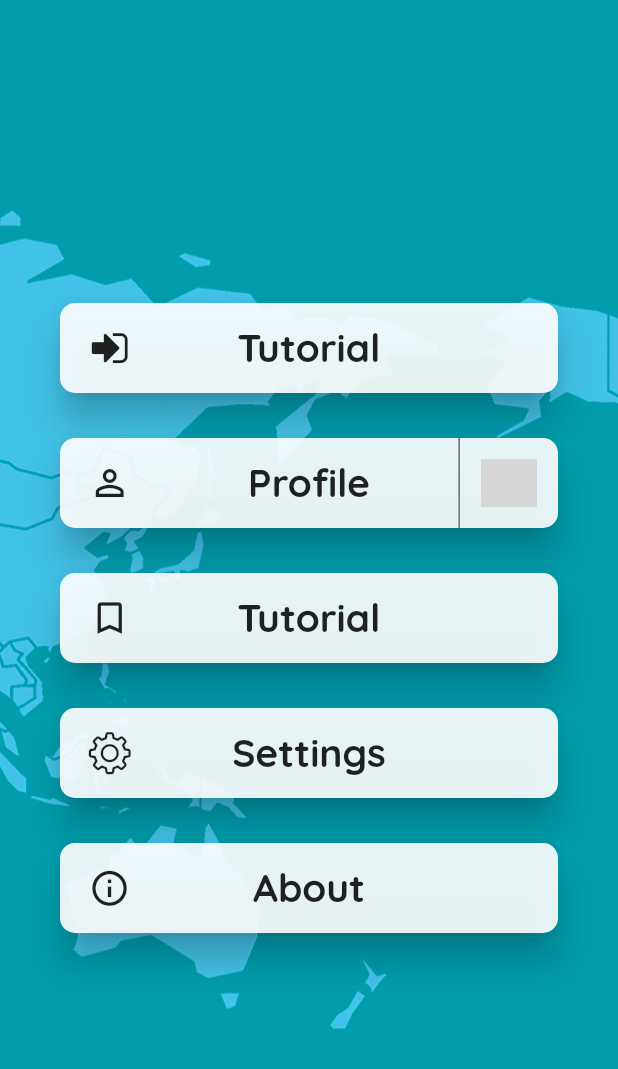
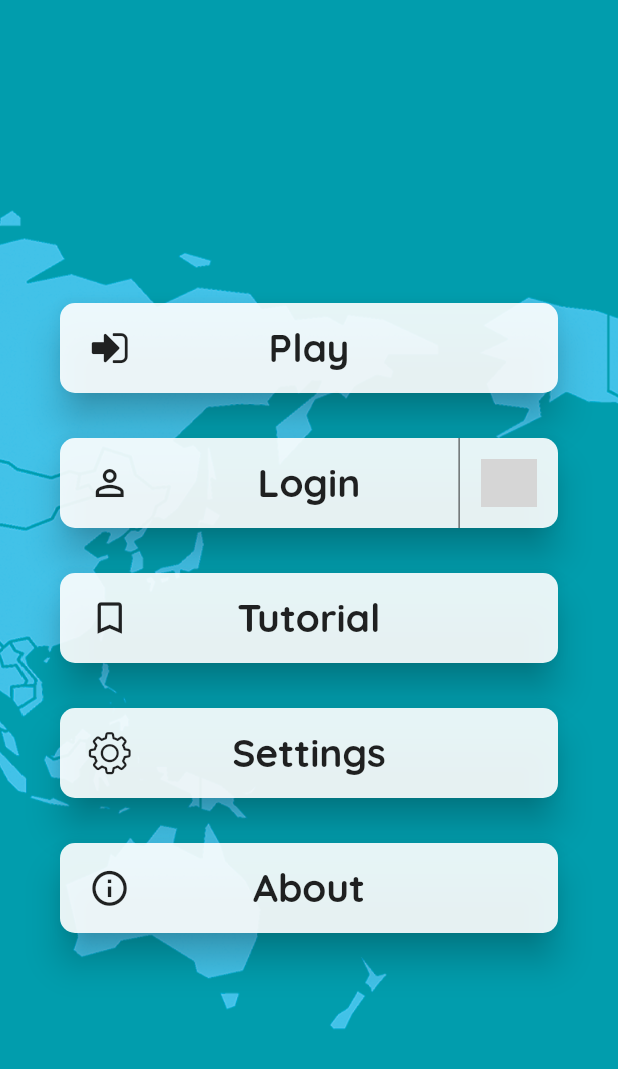
Before and after one commit to pdnminh99/flaguru, a Flutter app: the screen it shows after launch, on a phone screen of 412 x 824 dp. Shown: the top 1069 px of the screen. Run offline on Flutter 3.47's test engine with Material 2 defaults, Android fonts, the phone set to English and light mode, and no system bars; our stand-ins replace firebase_auth, flutter_spinkit, google_sign_in, shared_preferences, sqflite; missing offline and left inert: dart:ffi; accounts and stored records are empty; grey boxes are pictures that could not be loaded.

Commit message:
fixed some UI

```diff
--- a/lib/screens/menu_screen.dart
+++ b/lib/screens/menu_screen.dart
@@ -1,5 +1,4 @@
 import 'dart:async';
-import 'dart:math';
 
 import 'package:firebase_auth/firebase_auth.dart';
 import 'package:flaguru/models/Authenticator.dart';
@@ -83,19 +82,13 @@ class _MenuScreenState extends State<MenuScreen> with TickerProviderStateMixin {
 
   @override
   Widget build(BuildContext context) {
-    return AnimatedBuilder(
-      animation: btnFlyInController,
-      builder: (BuildContext context, Widget child) {
     return Scaffold(
-          backgroundColor: const Color.fromARGB(255, 1, 157, 173),
       body: Stack(
         children: <Widget>[
           BackgroundSlider(),
           buildMenuButtons(),
         ],
       ),
-        );
-      },
     );
   }
 
@@ -106,13 +99,12 @@ class _MenuScreenState extends State<MenuScreen> with TickerProviderStateMixin {
       child: Column(
         mainAxisAlignment: MainAxisAlignment.center,
         children: <Widget>[
-          buildMenuButtonWrapper(600, gotoTutorial, Menu_Icon.play, "Tutorial", 0, 0.2),
+          buildMenuButtonWrapper(600, gotoDiffScreen, Menu_Icon.play, "Play", 0, 0.2),
           sizedBox,
           _currentUser != null
               ? buildMenuButtonWrapper(700, gotoProfile, Icons.face, "Profile", 0.15, 0.35,
                   rightIcon: _currentUser.avatar)
-              : buildMenuButtonWrapper(
-                  700, gotoProfile, Icons.person_outline, "Profile", 0.15, 0.35,
+              : buildMenuButtonWrapper(700, gotoLogin, Icons.person_outline, "Login", 0.15, 0.35,
                   rightIcon: 'G'),
           sizedBox,
           buildMenuButtonWrapper(800, gotoTutorial, Icons.bookmark_border, "Tutorial", 0.3, 0.5),
@@ -128,10 +120,16 @@ class _MenuScreenState extends State<MenuScreen> with TickerProviderStateMixin {
   Widget buildMenuButtonWrapper(
       int offsetX, Function onPress, IconData leftIcon, String title, double begin, double end,
       {String rightIcon}) {
+    return AnimatedBuilder(
+      animation: btnFlyInAnim,
+      child: MenuButton(onPress, leftIcon, title, btnRotationController,
+          begin: begin, end: end, rightIcon: rightIcon),
+      builder: (context, child) {
         return Transform.translate(
           offset: Offset(btnFlyInAnim.value * offsetX, 0),
-      child: MenuButton(onPress, leftIcon, title, btnRotationController,
-          begin: begin, end: end, rightIcon: rightIcon),
+          child: child,
+        );
+      },
     );
   }
 }
```
Lines whose indentation alone changed are shown as unchanged.
